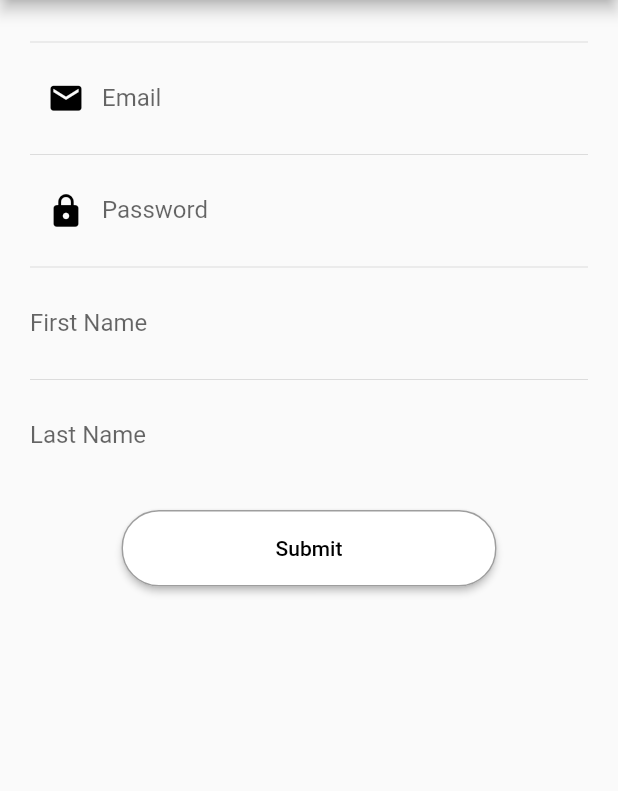
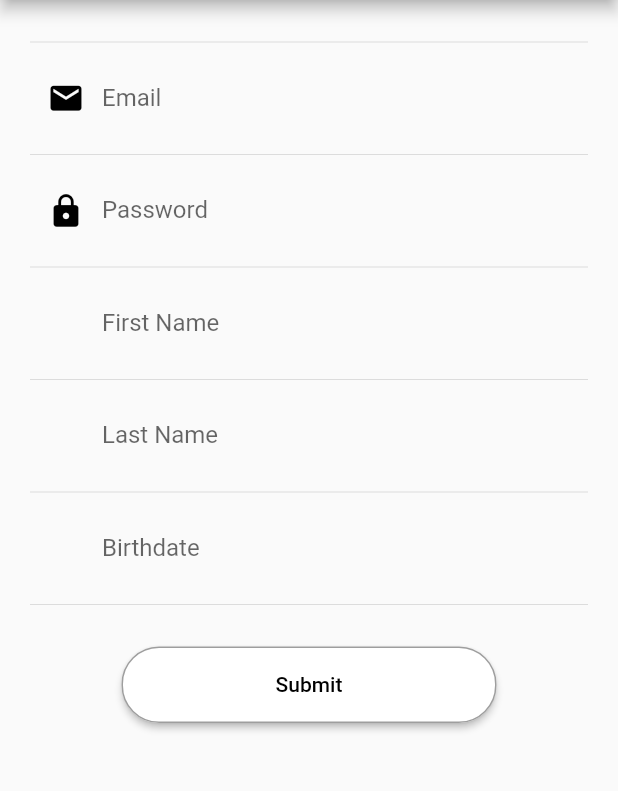
Before and after one commit to UT-Projects/solace-ui, a Flutter app: the screen it shows after launch, after a tap on "New User", on a phone screen of 412 x 824 dp, the part 84-875 px from its top. Run offline on Flutter 3.47's test engine with Material 2 defaults, Android fonts, the phone set to English and light mode, and no system bars; our stand-ins replace flutter_redux, redux; missing offline and left inert: redux_saga.

Commit message:
birthdate picker and redux added to login and signup

```diff
--- a/solace_ui/lib/main.dart
+++ b/solace_ui/lib/main.dart
@@ -14,7 +14,7 @@ void main() {
   var sagaMiddleware = createSagaMiddleware();
   final store = Store<AppState>(
     appReducer,
-    initialState: AppState(placeholder: 0),
+    initialState: AppState(),
     middleware: [applyMiddleware(sagaMiddleware)],
   );
 
@@ -33,11 +33,13 @@ class MyApp extends StatelessWidget {
 
   @override
   Widget build(BuildContext context) {
-    return MaterialApp(
+    return StoreProvider(
+      store: store,
+      child: MaterialApp(
         title: 'Flutter Demo',
         theme: ThemeData(
           primarySwatch: Colors.grey,
-        elevatedButtonTheme: ElevatedButtonThemeData (
+          elevatedButtonTheme: ElevatedButtonThemeData(
             style: ElevatedButton.styleFrom(
               primary: Colors.white,
               minimumSize: Size(250, 51),
@@ -48,7 +50,8 @@ class MyApp extends StatelessWidget {
             ),
           ),
         ),
-      home: MyHomePage(title: 'Flutter Demo Home Page'),
+        home: MyHomePage(title: 'Solace'),
+      ),
     );
   }
 }
--- a/solace_ui/lib/redux/actions/actions.dart
+++ b/solace_ui/lib/redux/actions/actions.dart
@@ -1,7 +1,43 @@
 import "../app_state.dart";
 
-class UpdatePlaceholderAction {
-  final int placeholder;
+class UpdateLoginEmailAction {
+  final String email;
 
-  UpdatePlaceholderAction(this.placeholder);
+  UpdateLoginEmailAction(this.email);
 }
+
+class UpdateLoginPasswordAction {
+  final String password;
+
+  UpdateLoginPasswordAction(this.password);
+}
+
+class UpdateSignupEmailAction {
+  final String email;
+
+  UpdateSignupEmailAction(this.email);
+}
+
+class UpdateSignupPasswordAction {
+  final String password;
+
+  UpdateSignupPasswordAction(this.password);
+}
+
+class UpdateSignupFNameAction {
+  final String firstName;
+
+  UpdateSignupFNameAction(this.firstName);
+}
+
+class UpdateSignupLNameAction {
+  final String lastName;
+
+  UpdateSignupLNameAction(this.lastName);
+}
+
+class UpdateSignupBirthdateAction {
+  final DateTime birthdate;
+
+  UpdateSignupBirthdateAction(this.birthdate);
+}
--- a/solace_ui/lib/redux/app_state.dart
+++ b/solace_ui/lib/redux/app_state.dart
@@ -1,7 +1,36 @@
 class AppState {
-  int placeholder;
+  LoginInfo loginInfo;
+  SignupInfo signupInfo;
 
   AppState({
-    this.placeholder = 0,
+    this.loginInfo = const LoginInfo(email: "", password: ""),
+    this.signupInfo =
+        const SignupInfo(email: "", password: "", firstName: "", lastName: ""),
   });
 }
+
+class LoginInfo {
+  final String email;
+  final String password;
+
+  const LoginInfo({
+    this.email,
+    this.password,
+  });
+}
+
+class SignupInfo {
+  final String email;
+  final String password;
+  final String firstName;
+  final String lastName;
+  final DateTime birthdate;
+
+  const SignupInfo({
+    this.email,
+    this.password,
+    this.firstName,
+    this.lastName,
+    this.birthdate,
+  });
+}
--- a/solace_ui/lib/signup_screen.dart
+++ b/solace_ui/lib/signup_screen.dart
@@ -1,4 +1,9 @@
+import 'package:flutter/cupertino.dart';
 import 'package:flutter/material.dart';
+import 'package:flutter_redux/flutter_redux.dart';
+import 'package:solace_ui/redux/actions/actions.dart';
+import 'package:solace_ui/redux/app_state.dart';
+import 'package:intl/intl.dart';
 
 class SignupScreen extends StatelessWidget {
   @override
@@ -7,7 +12,7 @@ class SignupScreen extends StatelessWidget {
       appBar: AppBar(
         backgroundColor: Colors.white,
         leading: BackButton(
-          color: Colors .black,
+          color: Colors.black,
           onPressed: () => Navigator.pop(context),
         ),
         title: Text('Create an Account'),
@@ -27,9 +32,11 @@ class SignupScreen extends StatelessWidget {
                   size: 25,
                 ),
               ),
+              onChanged: (email) => StoreProvider.of<AppState>(context).dispatch(UpdateSignupEmailAction(email)),
             ),
             Divider(),
             TextField(
+              obscureText: true,
               decoration: InputDecoration(
                 border: InputBorder.none,
                 labelText: 'Password',
@@ -39,28 +46,40 @@ class SignupScreen extends StatelessWidget {
                   size: 25,
                 ),
               ),
+              onChanged: (password) => StoreProvider.of<AppState>(context).dispatch(UpdateSignupPasswordAction(password)),
             ),
             Divider(),
             TextField(
               decoration: InputDecoration(
                 border: InputBorder.none,
                 labelText: 'First Name',
+                prefixIcon: Padding(
+                  padding: const EdgeInsetsDirectional.only(start: 12.0),
+                ),
               ),
+              onChanged: (firstName) => StoreProvider.of<AppState>(context).dispatch(UpdateSignupFNameAction(firstName)),
             ),
             Divider(),
             TextField(
               decoration: InputDecoration(
                 border: InputBorder.none,
                 labelText: 'Last Name',
+                prefixIcon: Padding(
+                  padding: const EdgeInsetsDirectional.only(start: 12.0),
+                ),
               ),
+              onChanged: (lastName) => StoreProvider.of<AppState>(context).dispatch(UpdateSignupLNameAction(lastName)),
             ),
-            SizedBox(height: 20,),
+            Divider(),
+            BirthdateField(),
+            Divider(),
+            SizedBox(
+              height: 20,
+            ),
             ElevatedButton(
-                onPressed: () => Navigator.push(
-                    context,
-                    MaterialPageRoute(builder: (context) => SignupScreen())
-                ),
-                child: Text('Submit'),
+              onPressed: () => Navigator.push(context,
+                  MaterialPageRoute(builder: (context) => SignupScreen())),
+              child: Text('Submit'),
             ),
           ],
         ),
@@ -68,3 +87,45 @@ class SignupScreen extends StatelessWidget {
     );
   }
 }
+
+class BirthdateField extends StatefulWidget {
+  BirthdateField({Key key}) : super(key: key);
+
+  @override
+  _BirthdateFieldState createState() => _BirthdateFieldState();
+}
+
+class _BirthdateFieldState extends State<BirthdateField> {
+  final dateController = TextEditingController();
+
+  @override
+  void dispose() {
+    dateController.dispose();
+    super.dispose();
+  }
+
+  @override
+  Widget build(BuildContext context) {
+    return TextField(
+        readOnly: true,
+        controller: dateController,
+        decoration: InputDecoration(
+          labelText: 'Birthdate',
+          border: InputBorder.none,
+          prefixIcon: Padding(
+            padding: const EdgeInsetsDirectional.only(start: 12.0),
+          ),
+        ),
+        onTap: () async {
+          var date = await showDatePicker(
+              context: context,
+              initialDate: DateTime(1970),
+              firstDate: DateTime(1900),
+              lastDate: DateTime.now());
+          final DateFormat formatter = DateFormat('MMM d, y');
+          dateController.text = formatter.format(date);
+          StoreProvider.of<AppState>(context)
+              .dispatch(UpdateSignupBirthdateAction(date));
+        });
+  }
+}
--- a/solace_ui/pubspec.yaml
+++ b/solace_ui/pubspec.yaml
@@ -27,6 +27,7 @@ dependencies:
   redux: ^5.0.0
   flutter_redux: ^0.8.2
   redux_saga: ^3.0.5
+  intl: ^0.17.0
 
 
   # The following adds the Cupertino Icons font to your application.
```
Also changed, not shown: solace_ui/lib/login_screen.dart (+8 -1 lines), solace_ui/lib/redux/reducers/reducers.dart (+76 -5 lines), solace_ui/pubspec.lock. Lines whose indentation alone changed are shown as unchanged.
